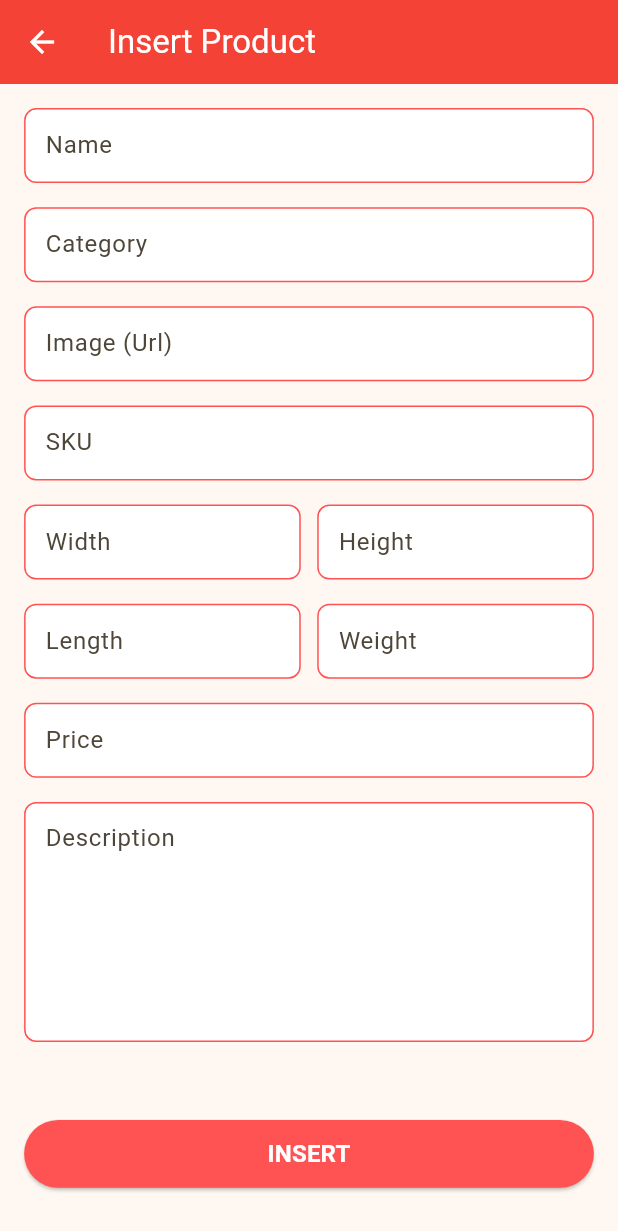
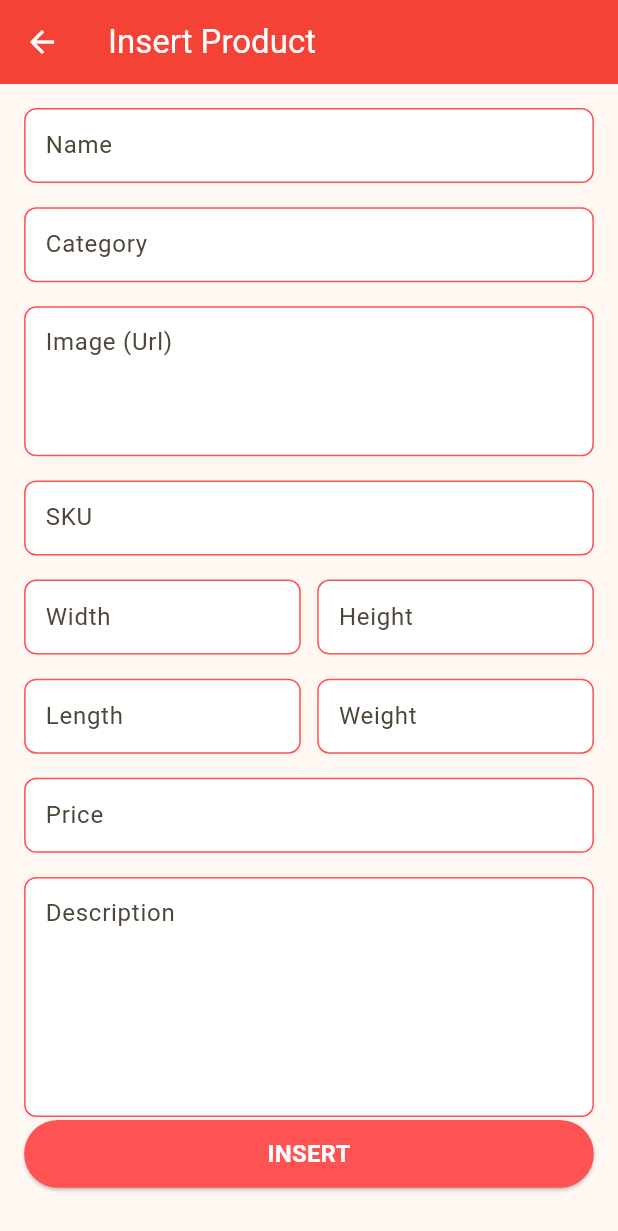
Before and after one commit to egin10/klontong, a Flutter app: the screen it shows after launch, after a tap on the "note add" icon, on a phone screen of 412 x 824 dp. Shown: the top 1231 px of the screen. Run offline on Flutter 3.47's test engine with Material 3 defaults, Android fonts, the phone set to English and light mode, and no system bars; our stand-ins replace auto_route, dio, equatable, flutter_screenutil; network calls fail.

Commit message:
Refactor data product

```diff
--- a/lib/presentation/pages/product/form_product/provider.dart
+++ b/lib/presentation/pages/product/form_product/provider.dart
@@ -1,9 +1,25 @@
 import 'package:flutter/material.dart';
+import 'package:klontong/domain/entity/product.dart';
 
 import 'state.dart';
 
 class FormProductProvider extends ChangeNotifier {
   final state = FormProductState();
+
+  FormProductProvider(Product? product) {
+    if (product != null) {
+      state.nameController.text = product.name!;
+      state.categoryController.text = product.categoryName!;
+      state.imageController.text = product.image!;
+      state.skuController.text = product.sku!;
+      state.widthController.text = '${product.width ?? 0}';
+      state.heightController.text = '${product.height ?? 0}';
+      state.lengthController.text = '${product.length ?? 0}';
+      state.weightController.text = '${product.weight ?? 0}';
+      state.priceController.text = '${product.price ?? 0}';
+      state.descriptionController.text = '${product.description ?? 0}';
+    }
+  }
 
   void submit(bool isUpdate) {
     if (isUpdate) {
--- a/lib/presentation/pages/product/form_product/view.dart
+++ b/lib/presentation/pages/product/form_product/view.dart
@@ -16,7 +16,7 @@ class FormProductPage extends StatelessWidget {
   @override
   Widget build(BuildContext context) {
     return ChangeNotifierProvider(
-      create: (BuildContext context) => FormProductProvider(),
+      create: (BuildContext context) => FormProductProvider(product),
       builder: (context, child) => _buildPage(context),
     );
   }
@@ -54,6 +54,10 @@ class FormProductPage extends StatelessWidget {
                   FormTextField(
                     hintText: "Image (Url)",
                     controller: state.imageController,
+                    height: 100,
+                    textInputType: TextInputType.multiline,
+                    minLines: 10,
+                    maxLines: 10,
                   ),
                   FormTextField(
                     hintText: "SKU",
--- a/lib/presentation/pages/product/list_product/provider.dart
+++ b/lib/presentation/pages/product/list_product/provider.dart
@@ -1,5 +1,6 @@
 import 'package:auto_route/auto_route.dart';
 import 'package:flutter/material.dart';
+import 'package:klontong/domain/entity/product.dart';
 
 import '../../../../config/route/app_router.dart';
 import '../../../../data/repository/product_repository_impl.dart';
@@ -35,8 +36,8 @@ class ListProductProvider extends ChangeNotifier {
     debugPrint("Preview");
   }
 
-  void navigateToDetail(String title) =>
-      _context.router.navigate(DetailProductRoute(title: title));
+  void navigateToDetail(Product product) =>
+      _context.router.navigate(DetailProductRoute(product: product));
 
   void navigateToFormProduct() => _context.router.navigate(FormProductRoute());
 }
--- a/lib/presentation/pages/product/list_product/view.dart
+++ b/lib/presentation/pages/product/list_product/view.dart
@@ -3,6 +3,7 @@ import 'package:flutter/material.dart';
 import 'package:flutter_screenutil/flutter_screenutil.dart';
 import 'package:provider/provider.dart';
 
+import '../../../../domain/entity/product.dart';
 import 'provider.dart';
 import 'widget/product_card.dart';
 import 'widget/search_textfield.dart';
@@ -62,7 +63,24 @@ class ListProductPage extends StatelessWidget {
               child: ListView.builder(
                 itemCount: 10,
                 itemBuilder: (BuildContext context, index) {
-                  return ProductCard(index: index);
+                  return ProductCard(
+                    product: Product(
+                      name: "Product ${index + 1}",
+                      categoryName: "Cemilan",
+                      weight: 20,
+                      height: 10,
+                      length: 10,
+                      width: 10,
+                      price: 20000,
+                      description:
+                          "Product ${index + 1} very nice and delicious.",
+                      id: index,
+                      sku: "AKSDJ",
+                      image: index % 2 == 0
+                          ? "https://cf.shopee.co.id/file/7cb930d1bd183a435f4fb3e5cc4a896b"
+                          : "https://fksfs.co.id/wps/wp-content/uploads/2019/04/TaroNet_Seaweed-36g_Website.png",
+                    ),
+                  );
                 },
               ),
             ),
--- a/lib/presentation/pages/product/list_product/widget/product_card.dart
+++ b/lib/presentation/pages/product/list_product/widget/product_card.dart
@@ -1,20 +1,22 @@
 import 'package:cached_network_image/cached_network_image.dart';
 import 'package:flutter/material.dart';
 import 'package:flutter_screenutil/flutter_screenutil.dart';
+import 'package:klontong/presentation/utils/currency_format.dart';
 import 'package:provider/provider.dart';
 
+import '../../../../../domain/entity/product.dart';
 import '../provider.dart';
 
 class ProductCard extends StatelessWidget {
-  final int index;
-  const ProductCard({super.key, required this.index});
+  final Product product;
+
+  const ProductCard({super.key, required this.product});
 
   @override
   Widget build(BuildContext context) {
     return GestureDetector(
-      onTap: () => context
-          .read<ListProductProvider>()
-          .navigateToDetail("Product $index"),
+      onTap: () =>
+          context.read<ListProductProvider>().navigateToDetail(product),
       child: Container(
         height: 120.h,
         margin: EdgeInsets.symmetric(vertical: 4.h),
@@ -34,9 +36,7 @@ class ProductCard extends StatelessWidget {
               child: CachedNetworkImage(
                 height: double.maxFinite,
                 width: double.maxFinite,
-                imageUrl: index % 2 == 0
-                    ? "https://cf.shopee.co.id/file/7cb930d1bd183a435f4fb3e5cc4a896b"
-                    : "https://fksfs.co.id/wps/wp-content/uploads/2019/04/TaroNet_Seaweed-36g_Website.png",
+                imageUrl: product.image ?? '',
                 placeholder: (context, url) => const Center(
                   child: CircularProgressIndicator(
                     color: Colors.redAccent,
@@ -59,26 +59,26 @@ class ProductCard extends StatelessWidget {
                     children: [
                       // Product Name
                       Text(
-                        "Product $index",
+                        product.name ?? 'Unknown',
                         style: TextStyle(
                           fontWeight: FontWeight.bold,
                           fontSize: 16.sp,
                         ),
                       ),
                       // Product Category
-                      const Text("Cemilan"),
+                      Text(product.categoryName ?? '-'),
                       // Product Weight
-                      const Text("50g"),
+                      Text('${product.weight ?? 0} g'),
                     ],
                   ),
-                  const Row(
+                  Row(
                     mainAxisAlignment: MainAxisAlignment.end,
                     children: [
                       // Product Price
                       Text(
-                        "60.000 IDR",
-                        style: TextStyle(
-                          fontWeight: FontWeight.bold,
+                        CurrencyFormat.convertToIdr(product.price ?? 0, 0),
+                        style: const TextStyle(
+                          fontWeight: FontWeight.w600,
                         ),
                       ),
                     ],
```
Also changed, not shown: lib/presentation/pages/product/detail_product/provider.dart (+17 -0 lines), lib/presentation/pages/product/detail_product/state.dart (+3 -4 lines), lib/presentation/pages/product/detail_product/view.dart (+22 -5 lines), lib/config/route/app_router.gr.dart.
